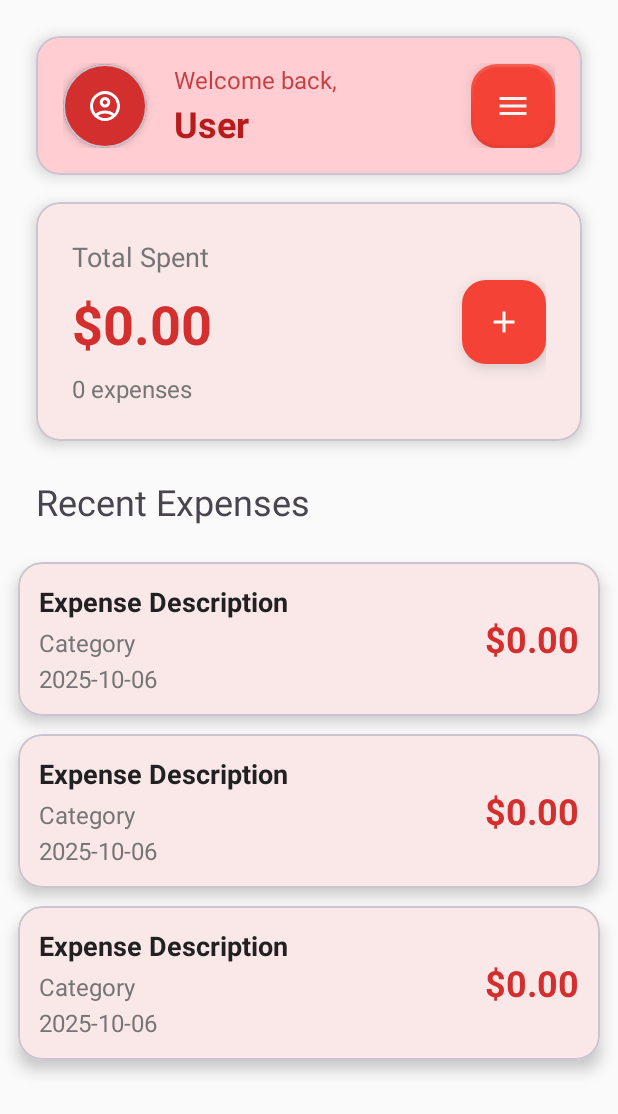
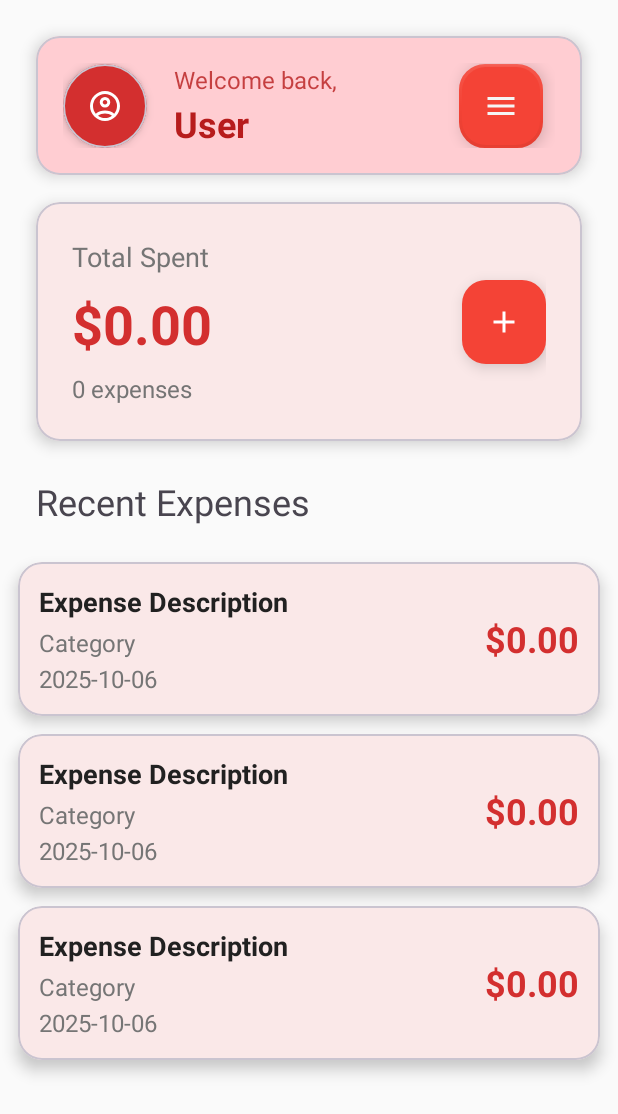
Before and after one commit to Calebnathan/Auto_Saver, an Android app: the layout activity_main.xml on its own in the app's theme, with its tools: preview values and no code run, on a phone screen of 412 x 824 dp. Shown: the top 1114 px of the screen. Run offline under Robolectric (Android 15) with nearby library versions, the phone set to English and light mode, and no system bars.

Commit message:
Fixed button alignment home page

```diff
--- a/app/src/main/res/layout/activity_main.xml
+++ b/app/src/main/res/layout/activity_main.xml
@@ -89,6 +89,7 @@
                 android:id="@+id/fab_menu"
                 android:layout_width="wrap_content"
                 android:layout_height="wrap_content"
+                android:layout_marginEnd="8dp"
                 android:contentDescription="@string/button_menu"
                 app:backgroundTint="@color/goal_danger"
                 app:borderWidth="2dp"
@@ -96,6 +97,7 @@
                 app:layout_constraintBottom_toBottomOf="parent"
                 app:layout_constraintEnd_toEndOf="parent"
                 app:layout_constraintTop_toTopOf="parent"
+                app:layout_constraintVertical_bias="1.0"
                 app:srcCompat="@drawable/ic_material_menu"
                 app:tint="@color/gray_100" />
 
```
